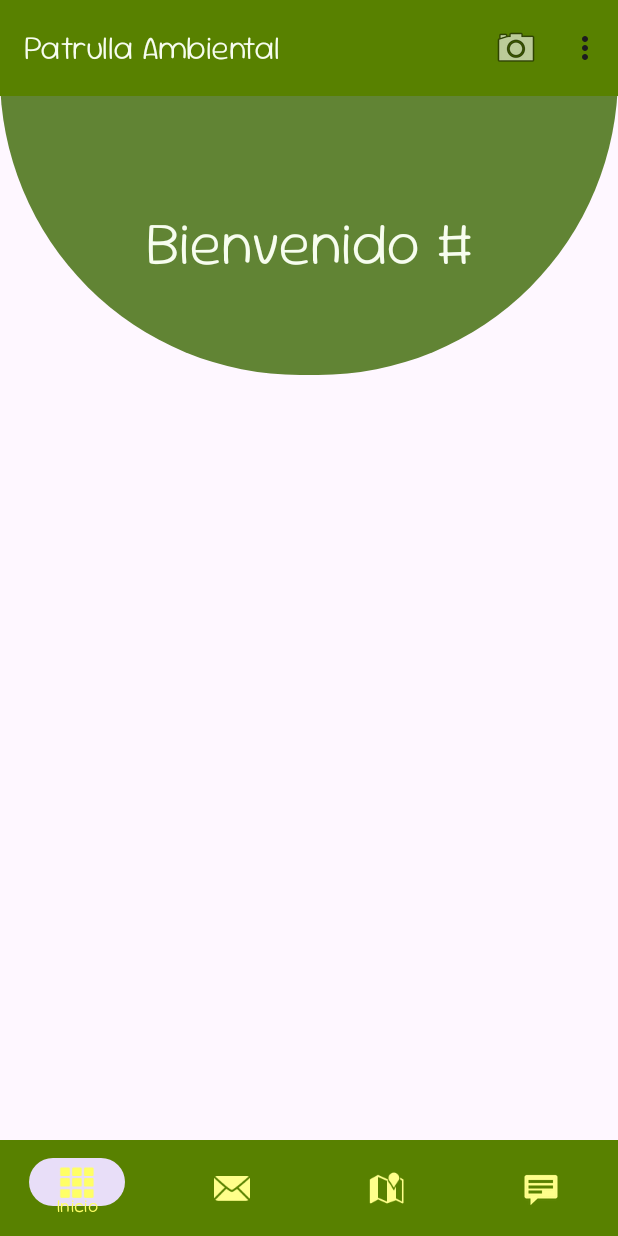
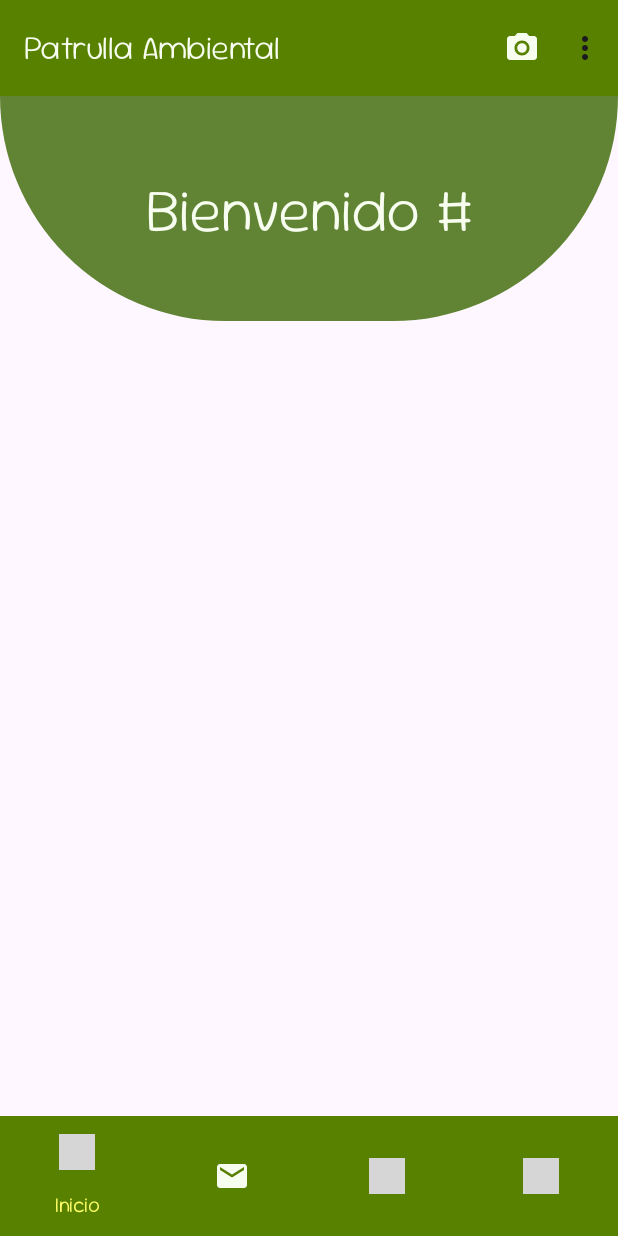
Before and after one commit to LennyRocha/DisenoApps, an Android app: the Frag_inicio screen opened directly, with no data from a screen before it, on a phone screen of 412 x 824 dp. Run offline under Robolectric (Android 15) with nearby library versions, the light colour scheme and no system bars; grey boxes are pictures that could not be loaded.

Commit message:
Barra inferior de navegación listo

```diff
--- a/app/src/main/java/mx/edu/utez/patrullaambiental/Frag_inicio.kt
+++ b/app/src/main/java/mx/edu/utez/patrullaambiental/Frag_inicio.kt
@@ -6,18 +6,18 @@ import androidx.fragment.app.Fragment
 import android.view.LayoutInflater
 import android.view.View
 import android.view.ViewGroup
-import mx.edu.utez.patrullaambiental.databinding.FragmentInicioBinding
+import mx.edu.utez.patrullaambiental.databinding.FragmentFragInicioBinding
 
 class Frag_inicio : Fragment() {
     // Variable para el binding
-    private var _binding: FragmentInicioBinding? = null
+    private var _binding: FragmentFragInicioBinding? = null
     private val binding get() = _binding!!
 
     override fun onCreateView(
         inflater: LayoutInflater, container: ViewGroup?,
         savedInstanceState: Bundle?
     ): View? {
-        _binding = FragmentInicioBinding.inflate(inflater, container, false)
+        _binding = FragmentFragInicioBinding.inflate(inflater, container, false)
 
         val sharedPreferences = requireActivity().getSharedPreferences("archivo", Context.MODE_PRIVATE)
         val valor = sharedPreferences.getString("usuario","#")
--- a/app/src/main/java/mx/edu/utez/patrullaambiental/Inicio.kt
+++ b/app/src/main/java/mx/edu/utez/patrullaambiental/Inicio.kt
@@ -25,7 +25,7 @@ class Inicio : AppCompatActivity() {
         val valor = sharedPreferences.getString("usuario","#")
 
         // Configuramos el listener para el BottomNavigationView
-        binding.myToolbar2.setOnNavigationItemSelectedListener { item ->
+        binding.bottomNav.setOnNavigationItemSelectedListener { item ->
             when (item.itemId) {
                 R.id.item1 -> {
                     loadFragment(fragment1)
--- a/app/src/main/res/color/nav_item_color.xml
+++ b/app/src/main/res/color/nav_item_color.xml
@@ -2,5 +2,5 @@
 <!-- nav_item_colors.xml -->
 <selector xmlns:android="http://schemas.android.com/apk/res/android">
     <item android:state_checked="true" android:color="@color/colorAccentNight" />
-    <item android:color="@color/colorAccent"/>
+    <item android:color="@color/colorOnPrimary"/>
 </selector>
--- /dev/null
+++ b/app/src/main/res/drawable/baseline_email_24.xml
@@ -0,0 +1,5 @@
+<vector xmlns:android="http://schemas.android.com/apk/res/android" android:height="24dp" android:tint="#000000" android:viewportHeight="24" android:viewportWidth="24" android:width="24dp">
+
+    <path android:fillColor="@android:color/white" android:pathData="M20,4L4,4c-1.1,0 -1.99,0.9 -1.99,2L2,18c0,1.1 0.9,2 2,2h16c1.1,0 2,-0.9 2,-2L22,6c0,-1.1 -0.9,-2 -2,-2zM20,8l-8,5 -8,-5L4,6l8,5 8,-5v2z"/>
+
+</vector>
--- /dev/null
+++ b/app/src/main/res/drawable/baseline_photo_camera_24.xml
@@ -0,0 +1,7 @@
+<vector xmlns:android="http://schemas.android.com/apk/res/android" android:height="24dp" android:tint="@color/colorOnPrimary" android:viewportHeight="24" android:viewportWidth="24" android:width="24dp">
+
+    <path android:fillColor="@color/colorAccent" android:pathData="M12,12m-3.2,0a3.2,3.2 0,1 1,6.4 0a3.2,3.2 0,1 1,-6.4 0"/>
+
+    <path android:fillColor="@color/colorAccent" android:pathData="M9,2L7.17,4L4,4c-1.1,0 -2,0.9 -2,2v12c0,1.1 0.9,2 2,2h16c1.1,0 2,-0.9 2,-2L22,6c0,-1.1 -0.9,-2 -2,-2h-3.17L15,2L9,2zM12,17c-2.76,0 -5,-2.24 -5,-5s2.24,-5 5,-5 5,2.24 5,5 -2.24,5 -5,5z"/>
+
+</vector>
--- a/app/src/main/res/drawable/circulo2.xml
+++ b/app/src/main/res/drawable/circulo2.xml
@@ -5,5 +5,5 @@
         android:color="#618434"
     /><!-- Elige el color que prefieras -->
 
-    <corners android:radius="200dp"/>
+    <corners android:radius="150dp"/>
 </shape>
--- a/app/src/main/res/layout/activity_inicio.xml
+++ b/app/src/main/res/layout/activity_inicio.xml
@@ -9,9 +9,12 @@
 
     <FrameLayout
         android:id="@+id/contenedor"
-        android:layout_width="match_parent"
-        android:layout_height="match_parent"
-        app:layout_constraintTop_toTopOf="@+id/my_toolbar"/>
+        android:layout_width="0dp"
+        android:layout_height="0dp"
+        app:layout_constraintBottom_toTopOf="@+id/bottomNav"
+        app:layout_constraintEnd_toEndOf="parent"
+        app:layout_constraintStart_toStartOf="parent"
+        app:layout_constraintTop_toBottomOf="@+id/my_toolbar" />
 
     <androidx.appcompat.widget.Toolbar
         android:id="@+id/my_toolbar"
@@ -29,19 +32,19 @@
         app:titleTextColor="@color/colorOnPrimary" />
 
     <com.google.android.material.bottomnavigation.BottomNavigationView
-        android:id="@+id/my_toolbar2"
-        android:layout_width="0dp"
-        android:layout_height="wrap_content"
-        android:background="?attr/colorPrimary"
-        android:minHeight="?attr/actionBarSize"
-        android:theme="?attr/actionBarTheme"
+        android:id="@+id/bottomNav"
+        android:layout_width="wrap_content"
+        android:layout_height="0dp"
+        android:background="@color/colorPrimary"
+        app:itemActiveIndicatorStyle="@style/ThemeOverlay.AppCompat.Light"
+        app:itemIconTint="@color/nav_item_color"
+        app:itemRippleColor="@color/colorPrimaryDark"
+        app:itemTextAppearanceActive="@color/colorAccentNight"
+        app:itemTextAppearanceActiveBoldEnabled="true"
+        app:itemTextColor="@color/nav_item_color"
         app:layout_constraintBottom_toBottomOf="parent"
         app:layout_constraintEnd_toEndOf="parent"
         app:layout_constraintStart_toStartOf="parent"
-        app:titleTextColor="@color/colorOnPrimary"
-        app:menu="@menu/menu_botton"
-        app:labelVisibilityMode="selected"
-        app:itemRippleColor="@color/colorPrimaryDark"
-        style="@style/downMenu"/>
+        app:menu="@menu/menu_botton" />
 
 </androidx.constraintlayout.widget.ConstraintLayout>
--- a/app/src/main/res/layout/fragment_inicio.xml
+++ b/app/src/main/res/layout/fragment_frag_inicio.xml
@@ -22,22 +22,22 @@
             android:layout_alignParentStart="true"
             android:layout_alignParentTop="true"
             android:layout_alignParentEnd="true"
-            android:layout_marginTop="-250dp"
+            android:layout_marginTop="-350dp"
             android:background="@drawable/circulo2"
             android:foregroundTint="#000000" />
 
         <TextView
             android:id="@+id/txtBienvenido"
             android:layout_width="wrap_content"
-            android:layout_height="16dp"
+            android:layout_height="10dp"
             android:layout_alignBottom="@+id/view"
             android:layout_alignParentStart="true"
             android:layout_alignParentTop="true"
             android:layout_alignParentEnd="true"
             android:layout_marginStart="25dp"
-            android:layout_marginTop="100dp"
+            android:layout_marginTop="50dp"
             android:layout_marginEnd="25dp"
-            android:layout_marginBottom="25dp"
+            android:layout_marginBottom="50dp"
             android:fontFamily="@font/sour_gummy_extra_bold"
             android:gravity="center"
             android:hint="BIENVENIDO USERNAME"
@@ -55,8 +55,6 @@
         app:layout_constraintBottom_toBottomOf="parent"
         app:layout_constraintEnd_toEndOf="parent"
         app:layout_constraintStart_toStartOf="parent"
-        app:layout_constraintTop_toTopOf="parent">
-
-    </ScrollView>
+        app:layout_constraintTop_toTopOf="parent"/>
 
 </FrameLayout>
--- a/app/src/main/res/menu/menu.xml
+++ b/app/src/main/res/menu/menu.xml
@@ -4,9 +4,9 @@
 
     <item
         android:id="@+id/camara"
-        android:icon="@android:drawable/ic_menu_camera"
+        android:icon="@drawable/baseline_photo_camera_24"
         android:title="foto"
-        android:iconTint="@color/colorAccent"
+        android:iconTint="@color/colorOnPrimary"
         app:showAsAction="always" />
     <item
         android:id="@+id/perfil"
--- a/app/src/main/res/menu/menu_botton.xml
+++ b/app/src/main/res/menu/menu_botton.xml
@@ -3,18 +3,18 @@
 
     <item
         android:id="@+id/item1"
-        android:icon="@android:drawable/ic_dialog_dialer"
+        android:icon="@drawable/baseline_home_24"
         android:title="Inicio" />
     <item
         android:id="@+id/item2"
-        android:icon="@android:drawable/ic_dialog_email"
+        android:icon="@drawable/baseline_email_24"
         android:title="Mensajes" />
     <item
         android:id="@+id/item3"
-        android:icon="@android:drawable/ic_dialog_map"
+        android:icon="@drawable/baseline_map_24"
         android:title="Mapas" />
     <item
         android:id="@+id/item4"
-        android:icon="@android:drawable/stat_notify_chat"
+        android:icon="@drawable/baseline_newspaper_24"
         android:title="Mensajes" />
 </menu>
--- a/app/src/main/res/values/themes.xml
+++ b/app/src/main/res/values/themes.xml
@@ -17,7 +17,7 @@
         <item name="colorError">#E80729</item>
         <item name="colorOnError">#000000</item>
         <item name="fontFamily">@font/sour_gummy</item>
-        <item name="android:statusBarColor">@color/colorPrimaryDark</item>
+        <item name="android:statusBarColor" tools:targetApi="l">?attr/colorPrimaryDark</item>
     </style>
 
     <style name="downMenu">
```
